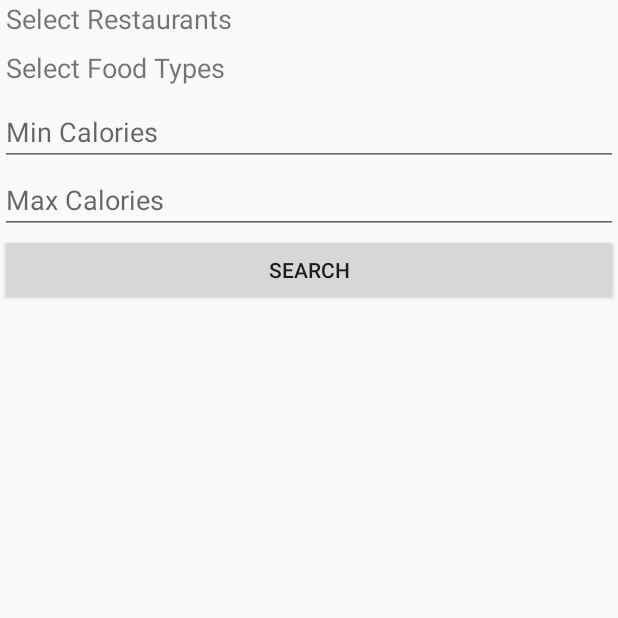
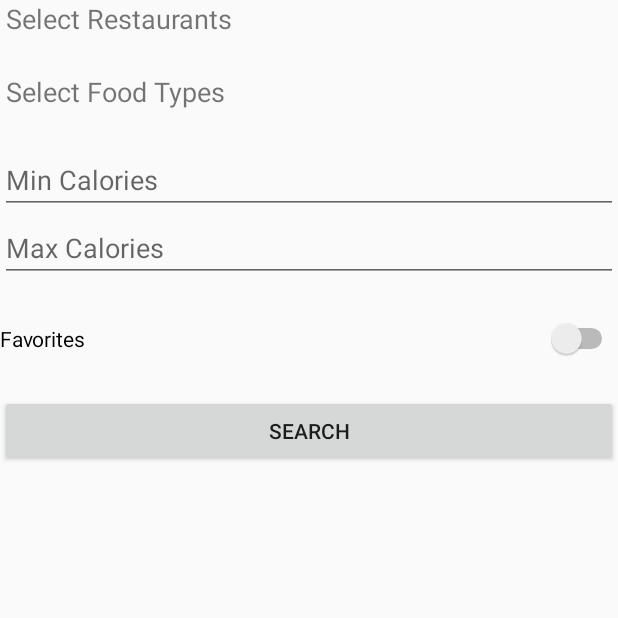
Before and after one commit to antco25/fastfooddiet, an Android app: the AdvancedSearchFragment screen opened through its navigation route, on a phone screen of 412 x 824 dp, the top half of it. Run offline under Robolectric (Android 15) with nearby library versions, the light colour scheme and no system bars; our stand-ins replace data binding; Roboto replaces fonts that are not available here.

Commit message:
Advanced search with category and favorite filters added

```diff
--- a/app/src/main/java/com/example/fastfooddiet/adapters/FoodListAdapter.kt
+++ b/app/src/main/java/com/example/fastfooddiet/adapters/FoodListAdapter.kt
@@ -52,7 +52,7 @@
 
         private fun goToDetailFragment(foodId: Int, view : View) {
             val action = FoodListFragmentDirections
-                .actionFoodListFragmentToDetailFragment(foodId)
+                .toDetailFragment(foodId)
             view.findNavController().navigate(action)
         }
     }
--- a/app/src/main/java/com/example/fastfooddiet/data/SearchParams.kt
+++ b/app/src/main/java/com/example/fastfooddiet/data/SearchParams.kt
@@ -3,11 +3,11 @@ package com.example.fastfooddiet.data
 import android.os.Parcel
 import android.os.Parcelable
 
-//TODO: SearchParams
 data class SearchParams(
     val query : String? = "",
     val restaurants : List<String>?,
     val foodType : List<String>?,
+    val favorites : Int = 0,
     val caloriesMin : Int = -1,
     val caloriesMax : Int = -1,
     val servingSizeMin : Int = -1,
@@ -26,6 +26,7 @@ data class SearchParams(
         query = parcel.readString(),
         restaurants = parcel.createStringArray()?.toList(),
         foodType = parcel.createStringArray()?.toList(),
+        favorites = parcel.readInt(),
         caloriesMin = parcel.readInt(),
         caloriesMax = parcel.readInt(),
         servingSizeMin = parcel.readInt(),
@@ -36,6 +37,7 @@ data class SearchParams(
         parcel.writeString(query)
         parcel.writeStringArray(restaurants?.toTypedArray())
         parcel.writeStringArray(foodType?.toTypedArray())
+        parcel.writeInt(favorites)
         parcel.writeInt(caloriesMin)
         parcel.writeInt(caloriesMax)
         parcel.writeInt(servingSizeMin)
--- a/app/src/main/java/com/example/fastfooddiet/view/AdvancedSearchFragment.kt
+++ b/app/src/main/java/com/example/fastfooddiet/view/AdvancedSearchFragment.kt
@@ -7,36 +7,86 @@ import androidx.fragment.app.Fragment
 import android.view.LayoutInflater
 import android.view.View
 import android.view.ViewGroup
+import android.widget.TextView
 import androidx.navigation.fragment.findNavController
+import androidx.navigation.navGraphViewModels
+import com.example.fastfooddiet.R
 import com.example.fastfooddiet.data.SearchParams
 import com.example.fastfooddiet.databinding.FragmentAdvancedSearchBinding
+import com.example.fastfooddiet.viewmodels.SharedViewModel
+import com.example.fastfooddiet.view.CategoryListFragment.Category
 
-//TODO: Advanced Search
 class AdvancedSearchFragment : Fragment() {
 
+    //**** PROPERTIES ****
+    val sharedViewModel : SharedViewModel by navGraphViewModels(R.id.nav_advanced_search)
+
+    //**** LIFECYCLE METHODS ****
     override fun onCreateView(
         inflater: LayoutInflater, container: ViewGroup?,
         savedInstanceState: Bundle?
     ): View? {
-        val binding = FragmentAdvancedSearchBinding.inflate(inflater,container,false)
+        val binding = FragmentAdvancedSearchBinding
+            .inflate(inflater,container,false)
 
-        binding.button.setOnClickListener {
+        setupCategoryFilterText(binding.filterRestaurant, binding.filterFoodType)
+        setupButtons(binding)
+
+        return binding.root
+    }
+
+    //**** METHODS ****
+    private fun setupButtons(binding : FragmentAdvancedSearchBinding) {
+        binding.filterRestaurant.setOnClickListener {
             val action = AdvancedSearchFragmentDirections
-                .actionAdvancedSearchFragmentToFoodListFragment("Custom Search",
+                .toAdvancedCategoryList("Apply Restaurant Filter", Category.RESTAURANT)
+            findNavController().navigate(action)
+        }
+
+        binding.filterFoodType.setOnClickListener {
+            val action = AdvancedSearchFragmentDirections
+                .toAdvancedCategoryList("Apply Food Type Filter", Category.FOOD_TYPE)
+            findNavController().navigate(action)
+        }
+
+        binding.searchButton.setOnClickListener {
+            val action = AdvancedSearchFragmentDirections
+                .toFoodListFragment("Custom Search",
                     false, true,
                     false, getSearchParams(binding))
             findNavController().navigate(action)
         }
+    }
 
-        return binding.root
+    private fun setupCategoryFilterText(restaurantText : TextView, foodTypeText : TextView) {
+        sharedViewModel.selectedRestaurant?.let { list->
+            restaurantText.setText(listToText(list))
+        }
+
+        sharedViewModel.selectedFoodTypes?.let { list->
+            foodTypeText.setText(listToText(list))
+        }
+    }
+
+    private fun listToText(list : List<String>) : String {
+        var text = ""
+        list.map { name -> text += "${name}, " }
+        text = text.dropLast(2)
+        return text
     }
 
     private fun getSearchParams(binding : FragmentAdvancedSearchBinding) : SearchParams {
-        val restaurants : List<String>? = listOf("KFC", "Burger King")
-        val foodType : List<String>? = null
+        val restaurants : List<String>? = sharedViewModel.selectedRestaurant
+        val foodType : List<String>? = sharedViewModel.selectedFoodTypes
+        val favoritesOnly = if (binding.filterFavorites.isChecked) 1 else 0
         val minCalories : Int = getValue(binding.filterMinCalories.text.toString())
         val maxCalories : Int = getValue(binding.filterMaxCalories.text.toString())
-        return SearchParams("", restaurants, foodType, minCalories, maxCalories)
+        return SearchParams("",
+            restaurants,
+            foodType,
+            favoritesOnly,
+            minCalories,
+            maxCalories)
     }
 
     private fun getValue(text : String) : Int {
--- a/app/src/main/java/com/example/fastfooddiet/viewmodels/CategoryListViewModel.kt
+++ b/app/src/main/java/com/example/fastfooddiet/viewmodels/CategoryListViewModel.kt
@@ -50,8 +50,10 @@ class CategoryListViewModel (application: Application) : AndroidViewModel(applic
         Log.d("Logger", "${item} selected, total selected: ${_selectedItems.size}")
     }
 
-    fun getSelectedItems() : List<String> {
-        return _selectedItems.distinct()
+    fun getSelectedItems() : List<String>? {
+        if (_selectedItems.size > 0)
+            return _selectedItems.distinct()
+        return null
     }
 
 }
--- /dev/null
+++ b/app/src/main/java/com/example/fastfooddiet/viewmodels/SharedViewModel.kt
@@ -0,0 +1,24 @@
+package com.example.fastfooddiet.viewmodels
+
+import android.app.Application
+import android.util.Log
+import androidx.lifecycle.AndroidViewModel
+
+/*
+ * ViewModel to share data between fragments
+ * Fragments should be in a nested graph and viewmodel scoped to nested graph
+ */
+class SharedViewModel (application: Application) : AndroidViewModel(application) {
+    init {
+        Log.d("Logger", "Shared View Model created")
+    }
+
+    override fun onCleared() {
+        Log.d("Logger", "Shared View Model cleared")
+        super.onCleared()
+    }
+
+    var selectedRestaurant : List<String>? = null
+    var selectedFoodTypes : List<String>? = null
+
+}
--- a/app/src/main/res/layout/fragment_advanced_search.xml
+++ b/app/src/main/res/layout/fragment_advanced_search.xml
@@ -7,18 +7,20 @@
     android:orientation="vertical">
 
     <TextView
+        android:id="@+id/filter_restaurant"
         android:layout_width="match_parent"
         android:layout_height="wrap_content"
         android:layout_marginStart="4sp"
-        android:layout_marginBottom="8sp"
+        android:layout_marginBottom="24sp"
         android:text="Select Restaurants"
         android:textSize="18sp" />
 
     <TextView
+        android:id="@+id/filter_foodType"
         android:layout_width="match_parent"
         android:layout_height="wrap_content"
         android:layout_marginStart="4sp"
-        android:layout_marginBottom="8sp"
+        android:layout_marginBottom="24sp"
         android:text="Select Food Types"
         android:textSize="18sp" />
 
@@ -36,8 +38,16 @@
         android:hint="Max Calories"
         android:inputType="number" />
 
+    <Switch
+        android:id="@+id/filter_favorites"
+        android:layout_width="match_parent"
+        android:layout_height="wrap_content"
+        android:layout_marginTop="24sp"
+        android:layout_marginBottom="24sp"
+        android:text="Favorites" />
+
     <Button
-        android:id="@+id/button"
+        android:id="@+id/search_button"
         android:layout_width="match_parent"
         android:layout_height="wrap_content"
         android:text="Search" />
--- a/app/src/main/res/navigation/nav_graph.xml
+++ b/app/src/main/res/navigation/nav_graph.xml
@@ -11,14 +11,45 @@
         android:label="MainFragment"
         tools:layout="@layout/fragment_main">
         <action
-            android:id="@+id/action_mainFragment_to_foodListFragment"
+            android:id="@+id/to_foodListFragment"
             app:destination="@id/foodListFragment" />
         <action
-            android:id="@+id/action_mainFragment_to_advancedSearchFragment"
-            app:destination="@id/advancedSearchFragment" />
+            android:id="@+id/to_advancedSearchFragment"
+            app:destination="@id/nav_advanced_search" />
         <action
-            android:id="@+id/action_mainFragment_to_categoryListFragment"
-            app:destination="@id/categoryListFragment" />
+            android:id="@+id/to_categoryListFragment"
+            app:destination="@id/categoryListFragment">
+            <argument
+                android:name="header"
+                app:argType="string"
+                android:defaultValue="Search" />
+            <argument
+                android:name="Category"
+                app:argType="com.example.fastfooddiet.view.CategoryListFragment$Category"
+                android:defaultValue="RESTAURANT" />
+            <argument
+                android:name="forResult"
+                app:argType="boolean"
+                android:defaultValue="false" />
+        </action>
+    </fragment>
+
+    <fragment
+        android:id="@+id/categoryListFragment"
+        android:name="com.example.fastfooddiet.view.CategoryListFragment"
+        android:label="CategoryListFragment"
+        tools:layout="@layout/fragment_cat_list">
+        <action
+            android:id="@+id/to_foodListFragment"
+            app:destination="@id/foodListFragment" />
+        <argument
+            android:name="header"
+            app:argType="string"
+            android:defaultValue="Search" />
+        <argument
+            android:name="Category"
+            app:argType="com.example.fastfooddiet.view.CategoryListFragment$Category"
+            android:defaultValue="RESTAURANT" />
     </fragment>
 
     <fragment
@@ -27,7 +58,7 @@
         android:label="FoodListFragment"
         tools:layout="@layout/fragment_list">
         <action
-            android:id="@+id/action_foodListFragment_to_detailFragment"
+            android:id="@+id/to_detailFragment"
             app:destination="@id/detailFragment" />
         <argument
             android:name="header"
@@ -63,31 +94,37 @@
             app:argType="integer" />
     </fragment>
 
+    <navigation
+        android:id="@+id/nav_advanced_search"
+        app:startDestination="@id/advancedSearchFragment" >
         <fragment
             android:id="@+id/advancedSearchFragment"
             android:name="com.example.fastfooddiet.view.AdvancedSearchFragment"
             android:label="AdvancedSearchFragment"
             tools:layout="@layout/fragment_advanced_search">
             <action
-            android:id="@+id/action_advancedSearchFragment_to_foodListFragment"
-            app:destination="@id/foodListFragment" />
+                android:id="@+id/to_advancedCategoryList"
+                app:destination="@id/advancedCategoryListFragment" />
         </fragment>
+
         <fragment
-        android:id="@+id/categoryListFragment"
-        android:name="com.example.fastfooddiet.view.CategoryListFragment"
-        android:label="CategoryListFragment"
+            android:id="@+id/advancedCategoryListFragment"
+            android:name="com.example.fastfooddiet.view.AdvancedCategoryListFragment"
+            android:label="AdvancedCategoryListFragment"
             tools:layout="@layout/fragment_cat_list">
             <argument
                 android:name="header"
                 app:argType="string"
                 android:defaultValue="Search" />
-        <action
-            android:id="@+id/action_categoryListFragment_to_foodListFragment"
-            app:destination="@id/foodListFragment" />
             <argument
                 android:name="Category"
                 app:argType="com.example.fastfooddiet.view.CategoryListFragment$Category"
-            android:defaultValue="RESTAURANT" />
+                android:defaultValue="RESTAURANT"/>
         </fragment>
+        <action
+            android:id="@+id/to_foodListFragment"
+            app:destination="@id/foodListFragment" />
 
     </navigation>
+
+</navigation>
```
Also changed, not shown: app/src/main/java/com/example/fastfooddiet/data/FoodRepo.kt (+11 -6 lines), app/src/main/java/com/example/fastfooddiet/view/AdvancedCategoryListFragment.kt (added, +43 -0 lines), app/src/main/java/com/example/fastfooddiet/view/CategoryListFragment.kt (+5 -7 lines), app/src/main/java/com/example/fastfooddiet/view/MainFragment.kt (+5 -5 lines). Lines whose indentation alone changed are shown as unchanged.
